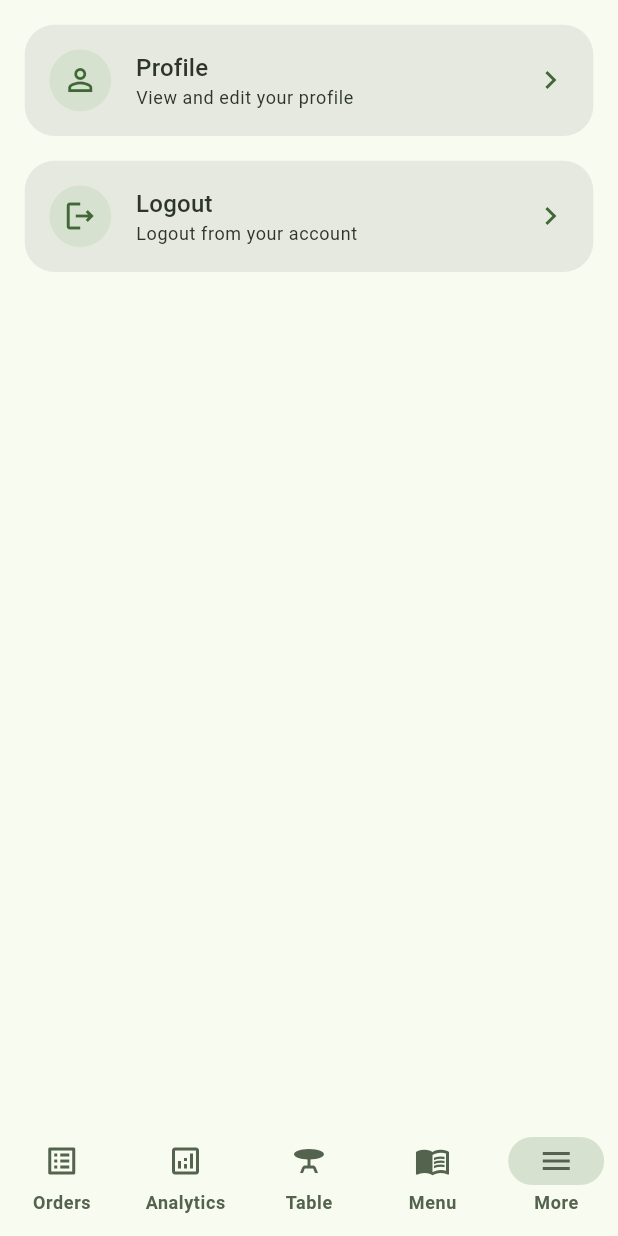
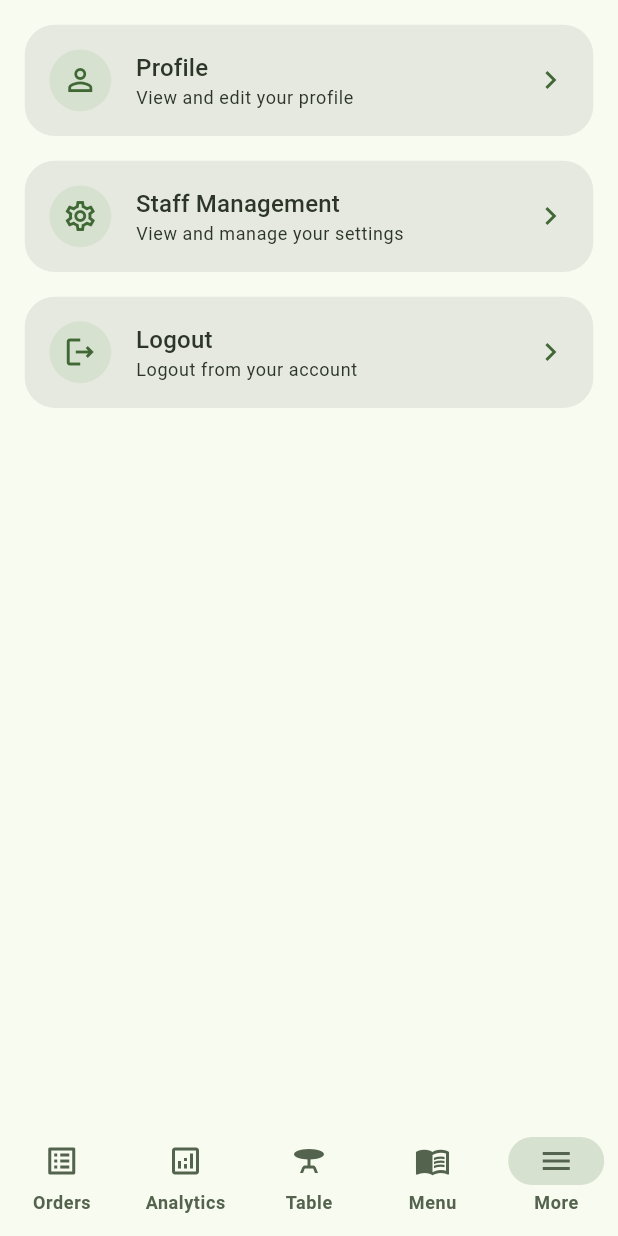
Before and after one commit to Pavel401/DineSync, a Flutter app: the AdminHomeView screen opened directly, item 5 of the bottom bar chosen, on a phone screen of 412 x 824 dp. Run offline on Flutter 3.47's test engine with Material 3 defaults, Android fonts, the phone set to English and light mode, and no system bars; drawn by our look-alikes of flutter_bounceable; our stand-ins replace cached_network_image, cloud_firestore, dotted_border, dotted_line, equatable, firebase_analytics and 20 more; missing offline and left inert: flutter_swipe_button, niimbot_label_printer; accounts and stored records are empty.

Commit message:
Add Staff Management tile to AdminMoreView for better settings management

```diff
--- a/lib/app/modules/Admin App/More/view/more_view.dart
+++ b/lib/app/modules/Admin App/More/view/more_view.dart
@@ -2,6 +2,7 @@ import 'package:cho_nun_btk/app/components/custom_buttons.dart';
 import 'package:cho_nun_btk/app/components/settings_tile.dart';
 import 'package:cho_nun_btk/app/constants/colors.dart';
 import 'package:cho_nun_btk/app/constants/theme.dart';
+import 'package:cho_nun_btk/app/modules/Admin%20App/More/view/staff_management.dart';
 import 'package:cho_nun_btk/app/modules/Auth/controllers/auth_controller.dart';
 import 'package:cho_nun_btk/app/modules/Waiter%20App/Profile/view/profile_view.dart';
 import 'package:flutter/material.dart';
@@ -42,14 +43,16 @@ class _AdminMoreViewState extends State<AdminMoreView> {
             ),
             SizedBox(height: 2.h),
 
-            // CafeMoreTileWidget(
-            //   icon: Icons.settings_outlined,
-            //   title: 'Settings',
-            //   subtitle: 'View and manage your settings',
-            //   onTap: () {},
-            // ),
+            CafeMoreTileWidget(
+              icon: Icons.settings_outlined,
+              title: 'Staff Management',
+              subtitle: 'View and manage your settings',
+              onTap: () {
+                Get.to(() => StaffManagementView());
+              },
+            ),
 
-            // SizedBox(height: 2.h),
+            SizedBox(height: 2.h),
 
             // // Switch Theme
             // CafeMoreTileWidget(
```
